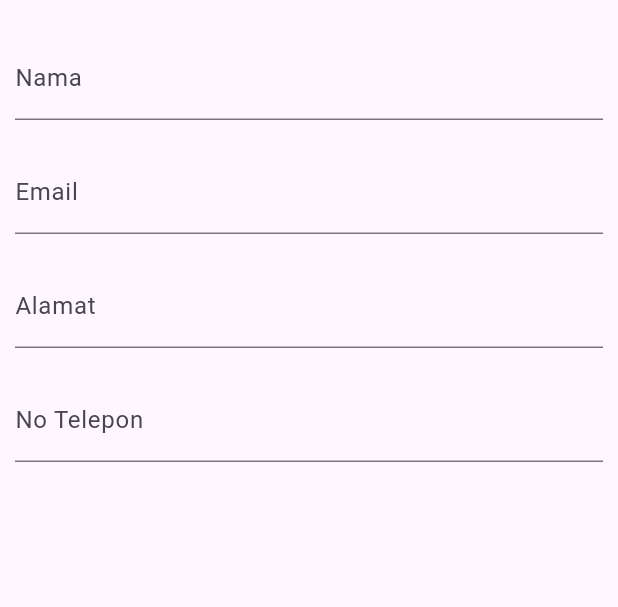
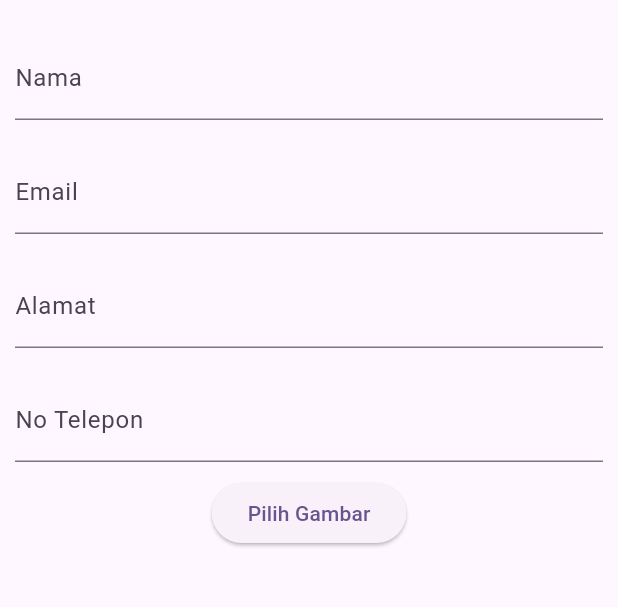
Before and after one commit to dwiponcosuripto4/data_kontak, a Flutter app: the screen it shows after launch, on a phone screen of 412 x 824 dp, the part 63-670 px from its top. Run offline on Flutter 3.47's test engine with Material 3 defaults, Android fonts, the phone set to English and light mode, and no system bars; our stand-ins replace image_picker.

Commit message:
add depedensi & deklarasi variabel

```diff
--- a/lib/form_kontak.dart
+++ b/lib/form_kontak.dart
@@ -1,4 +1,7 @@
+import 'dart:io';
+
 import 'package:flutter/material.dart';
+import 'package:image_picker/image_picker.dart';
 
 class FormKontak extends StatefulWidget {
   const FormKontak({super.key});
@@ -8,6 +11,16 @@ class FormKontak extends StatefulWidget {
 }
 
 class _FormKontakState extends State<FormKontak> {
+  File? _image;
+  final _imagePicker = ImagePicker();
+
+  final _formKey = GlobalKey<FormState>();
+  final _namaController = TextEditingController();
+  final _alamatController = TextEditingController();
+  final _emailController = TextEditingController();
+  final _noTeleponController = TextEditingController();
+
+
   @override
   Widget build(BuildContext context) {
     return Scaffold(
@@ -43,6 +56,7 @@ class _FormKontakState extends State<FormKontak> {
                       labelText: "No Telepon", hintText: "Masukkan No Telepon"),
                 ),
               ),
+              ElevatedButton(onPressed: () {}, child: Text('Pilih Gambar'))
             ],
           ),
         ));
```
Also changed, not shown: pubspec.lock.
